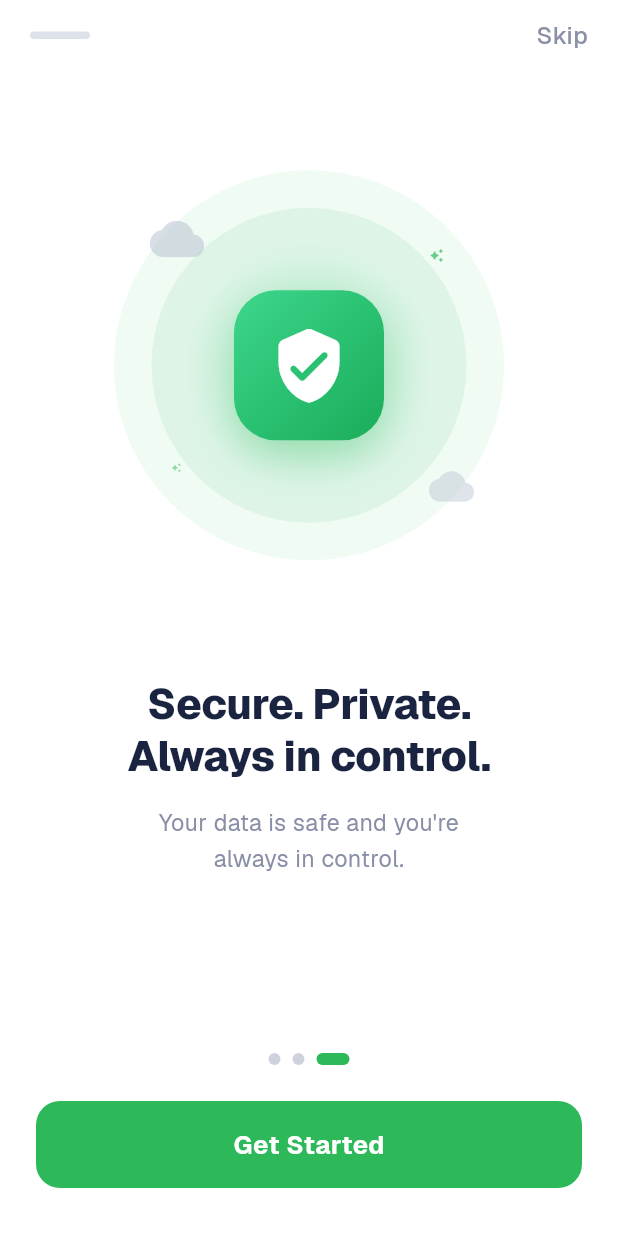
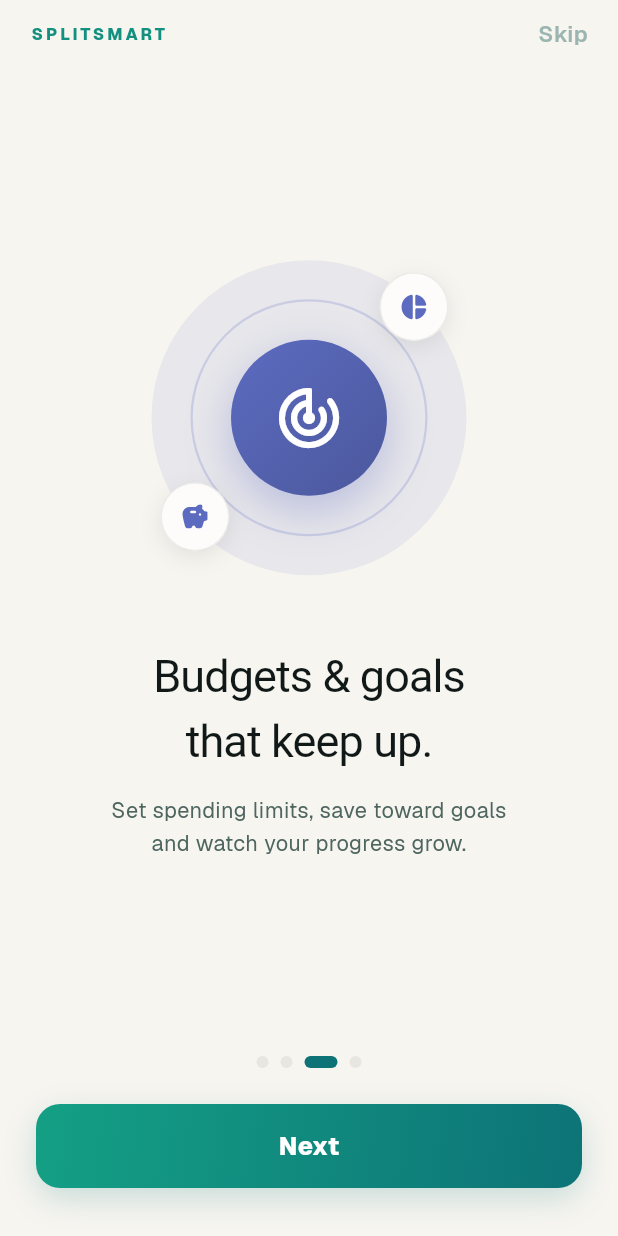
Before and after one commit to Mighiana/SplitSmart, a Flutter app: the screen it shows after launch, swiped to page 3, on a phone screen of 412 x 824 dp. Run offline on Flutter 3.47's test engine with Material 3 defaults, Android fonts, the phone set to English and light mode, and no system bars; our stand-ins replace cloud_firestore, cloud_functions, confetti, file_picker, firebase_analytics, firebase_auth and 21 more; missing offline and left inert: app_settings, firebase_app_check, mobile_scanner; accounts and stored records are empty; Roboto replaces fonts that are missing (Gloock).

Commit message:
Premium Overview hero + redesigned onboarding tour
- Overview: the flat "Total spent" card is now a gradient hero — count-up
  total (CountUpText), trend-arrow delta chip vs previous month, frosted
  insight pill, and icon stat chips for Previous / Top Category (raw emoji
  replaced with iconForEmoji).
- Onboarding: rebranded to the app design system (teal TC tokens, Gloock
  headlines, Geist body) with a 4-page modern tour (track / split / budgets &
  goals / privacy), layered icon illustrations (blob + ring + gradient core +
  floating mini chips, elastic entrance), brand wordmark + Skip, animated
  dots, gradient Get Started CTA. Completion/skip analytics + onDone contract
  preserved.

flutter analyze clean, 67 tests pass.

Co-Authored-By: Claude Fable 5 <noreply@anthropic.com>

```diff
--- a/lib/screens/onboarding_screen.dart
+++ b/lib/screens/onboarding_screen.dart
@@ -1,11 +1,13 @@
 import 'package:flutter/material.dart';
 import 'package:flutter/services.dart';
 import '../services/analytics_service.dart';
+import '../utils/app_utils.dart';
 
 // ── Onboarding page data ───────────────────────────────────────────────────
 class _PageData {
   final IconData icon;
   final Color iconColor;
+  final List<IconData> miniIcons; // floating accent chips in the illustration
   final String title;
   final String subtitle;
   final String buttonLabel;
@@ -13,36 +15,44 @@ class _PageData {
   const _PageData({
     required this.icon,
     required this.iconColor,
+    required this.miniIcons,
     required this.title,
     required this.subtitle,
     required this.buttonLabel,
   });
 }
 
-const _green = Color(0xFF2DB85A);
-const _darkNavy = Color(0xFF1A2340);
-const _subtitleGrey = Color(0xFF8A8FA8);
-
 const List<_PageData> _pages = [
   _PageData(
     icon: Icons.account_balance_wallet_rounded,
-    iconColor: Color(0xFF2DB85A),
-    title: 'Track Every\nRupee & Euro.',
-    subtitle: 'Monitor income and expenses\nacross all your currencies.',
+    iconColor: Color(0xFF0D7377),
+    miniIcons: [Icons.trending_up_rounded, Icons.currency_exchange_rounded],
+    title: 'Track every\ncent, anywhere.',
+    subtitle: 'Income and expenses across all your\ncurrencies — beautifully organized.',
     buttonLabel: 'Next',
   ),
   _PageData(
     icon: Icons.people_rounded,
-    iconColor: Color(0xFF2DB85A),
-    title: 'Split Bills.\nNo Awkwardness.',
-    subtitle: 'Share expenses with friends\nand settle up with one tap.',
+    iconColor: Color(0xFF14A085),
+    miniIcons: [Icons.receipt_long_rounded, Icons.handshake_rounded],
+    title: 'Split bills.\nNo awkwardness.',
+    subtitle: 'Share group expenses with friends\nand settle up with one tap.',
+    buttonLabel: 'Next',
+  ),
+  _PageData(
+    icon: Icons.track_changes_rounded,
+    iconColor: Color(0xFF5C6BC0),
+    miniIcons: [Icons.donut_small_rounded, Icons.savings_rounded],
+    title: 'Budgets & goals\nthat keep up.',
+    subtitle: 'Set spending limits, save toward goals\nand watch your progress grow.',
     buttonLabel: 'Next',
   ),
   _PageData(
     icon: Icons.verified_user_rounded,
-    iconColor: Color(0xFF2DB85A),
-    title: 'Secure. Private.\nAlways in control.',
-    subtitle: 'Your data is safe and you\'re\nalways in control.',
+    iconColor: Color(0xFF0D7377),
+    miniIcons: [Icons.lock_rounded, Icons.cloud_done_rounded],
+    title: 'Secure. Private.\nAlways yours.',
+    subtitle: 'Your data stays safe, synced\nand fully under your control.',
     buttonLabel: 'Get Started',
   ),
 ];
@@ -116,35 +126,30 @@ class _OnboardingScreenState extends State<OnboardingScreen>
         statusBarIconBrightness: Brightness.dark,
       ),
       child: Scaffold(
-        backgroundColor: Colors.white,
+        backgroundColor: TC.bg(context),
         body: SafeArea(
           child: Column(
             children: [
-              // ── Top bar: pill + Skip ─────────────────────────────────
+              // ── Top bar: brand + Skip ────────────────────────────────
               Padding(
                 padding: const EdgeInsets.fromLTRB(20, 12, 20, 0),
                 child: Row(
                   mainAxisAlignment: MainAxisAlignment.spaceBetween,
                   children: [
-                    // Progress pill
-                    Container(
-                      width: 40,
-                      height: 5,
-                      decoration: BoxDecoration(
-                        color: const Color(0xFFDDE1EA),
-                        borderRadius: BorderRadius.circular(10),
-                      ),
-                    ),
-                    // Skip
+                    Text('SPLITSMART',
+                        style: TC.geist(context,
+                            fontSize: 11,
+                            fontWeight: FontWeight.w800,
+                            letterSpacing: 2,
+                            color: TC.primaryMd(context))),
                     GestureDetector(
                       onTap: _skip,
-                      child: const Text(
+                      child: Text(
                         'Skip',
-                        style: TextStyle(
-                          fontSize: 16,
-                          fontWeight: FontWeight.w500,
-                          color: Color(0xFF8A8FA8),
-                        ),
+                        style: TC.geist(context,
+                            fontSize: 15,
+                            fontWeight: FontWeight.w600,
+                            color: TC.text3(context)),
                       ),
                     ),
                   ],
@@ -178,7 +183,9 @@ class _OnboardingScreenState extends State<OnboardingScreen>
                       width: i == _current ? 22 : 8,
                       height: 8,
                       decoration: BoxDecoration(
-                        color: i == _current ? _green : const Color(0xFFCED2DC),
+                        color: i == _current
+                            ? TC.primary(context)
+                            : TC.border(context),
                         borderRadius: BorderRadius.circular(6),
                       ),
                     ),
@@ -186,31 +193,39 @@ class _OnboardingScreenState extends State<OnboardingScreen>
                 ),
               ),
 
-              // ── CTA Button ──────────────────────────────────────────
+              // ── CTA Button (gradient) ───────────────────────────────
               Padding(
                 padding: const EdgeInsets.fromLTRB(24, 0, 24, 32),
-                child: SizedBox(
-                  width: double.infinity,
-                  height: 58,
-                  child: ElevatedButton(
-                    onPressed: _next,
-                    style: ElevatedButton.styleFrom(
-                      backgroundColor: _green,
-                      foregroundColor: Colors.white,
-                      elevation: 0,
-                      shadowColor: Colors.transparent,
-                      shape: RoundedRectangleBorder(
-                        borderRadius: BorderRadius.circular(16),
+                child: GestureDetector(
+                  onTap: _next,
+                  child: AnimatedContainer(
+                    duration: const Duration(milliseconds: 250),
+                    width: double.infinity,
+                    height: 56,
+                    decoration: BoxDecoration(
+                      gradient: const LinearGradient(
+                        colors: [Color(0xFF14A085), Color(0xFF0D7377)],
+                        begin: Alignment.topLeft,
+                        end: Alignment.bottomRight,
                       ),
+                      borderRadius: BorderRadius.circular(16),
+                      boxShadow: [
+                        BoxShadow(
+                            color: TC.primaryGlow(context),
+                            blurRadius: 18,
+                            offset: const Offset(0, 7)),
+                      ],
                     ),
+                    alignment: Alignment.center,
                     child: AnimatedSwitcher(
                       duration: const Duration(milliseconds: 200),
                       child: Text(
                         _pages[_current].buttonLabel,
                         key: ValueKey(_pages[_current].buttonLabel),
                         style: const TextStyle(
-                          fontSize: 17,
-                          fontWeight: FontWeight.w700,
+                          color: Colors.white,
+                          fontSize: 16.5,
+                          fontWeight: FontWeight.w800,
                           letterSpacing: 0.3,
                         ),
                       ),
@@ -238,6 +253,28 @@ class _PageContent extends StatelessWidget {
     required this.isCurrent,
   });
 
+  Widget _miniChip(BuildContext context, IconData icon) {
+    return ScaleTransition(
+      scale: iconAnim,
+      child: Container(
+        width: 46,
+        height: 46,
+        decoration: BoxDecoration(
+          color: TC.surface(context),
+          shape: BoxShape.circle,
+          border: Border.all(color: TC.border(context)),
+          boxShadow: [
+            BoxShadow(
+                color: Colors.black.withValues(alpha: 0.08),
+                blurRadius: 12,
+                offset: const Offset(0, 4)),
+          ],
+        ),
+        child: Icon(icon, size: 20, color: page.iconColor),
+      ),
+    );
+  }
+
   @override
   Widget build(BuildContext context) {
     return Padding(
@@ -245,174 +282,79 @@ class _PageContent extends StatelessWidget {
       child: Column(
         mainAxisAlignment: MainAxisAlignment.center,
         children: [
-          const Spacer(flex: 2),
-
-          // ── Icon illustration ────────────────────────────────────────
-          ScaleTransition(
-            scale: iconAnim,
-            child: _IllustrationCircle(icon: page.icon),
+          // Layered illustration: soft blob + ring + main icon + mini chips.
+          SizedBox(
+            width: 230,
+            height: 230,
+            child: Stack(
+              alignment: Alignment.center,
+              children: [
+                Container(
+                  width: 210,
+                  height: 210,
+                  decoration: BoxDecoration(
+                    color: page.iconColor.withValues(alpha: 0.10),
+                    shape: BoxShape.circle,
+                  ),
+                ),
+                Container(
+                  width: 158,
+                  height: 158,
+                  decoration: BoxDecoration(
+                    shape: BoxShape.circle,
+                    border: Border.all(
+                        color: page.iconColor.withValues(alpha: 0.22),
+                        width: 1.5),
+                  ),
+                ),
+                ScaleTransition(
+                  scale: iconAnim,
+                  child: Container(
+                    width: 104,
+                    height: 104,
+                    decoration: BoxDecoration(
+                      gradient: LinearGradient(
+                        colors: [
+                          page.iconColor,
+                          Color.lerp(page.iconColor, Colors.black, 0.18)!,
+                        ],
+                        begin: Alignment.topLeft,
+                        end: Alignment.bottomRight,
+                      ),
+                      shape: BoxShape.circle,
+                      boxShadow: [
+                        BoxShadow(
+                            color: page.iconColor.withValues(alpha: 0.35),
+                            blurRadius: 26,
+                            offset: const Offset(0, 10)),
+                      ],
+                    ),
+                    child: Icon(page.icon, size: 48, color: Colors.white),
+                  ),
+                ),
+                Positioned(
+                    top: 18, right: 22, child: _miniChip(context, page.miniIcons.first)),
+                Positioned(
+                    bottom: 26, left: 16, child: _miniChip(context, page.miniIcons.last)),
+              ],
+            ),
           ),
-
-          const Spacer(flex: 2),
-
-          // ── Title ────────────────────────────────────────────────────
+          const SizedBox(height: 36),
           Text(
             page.title,
             textAlign: TextAlign.center,
-            style: const TextStyle(
-              fontSize: 28,
-              fontWeight: FontWeight.w800,
-              color: _darkNavy,
-              height: 1.25,
-              letterSpacing: -0.3,
-            ),
+            style: TC.gloock(context,
+                fontSize: 30, letterSpacing: -0.6, color: TC.text(context)),
           ),
-
           const SizedBox(height: 14),
-
-          // ── Subtitle ─────────────────────────────────────────────────
           Text(
             page.subtitle,
             textAlign: TextAlign.center,
-            style: const TextStyle(
-              fontSize: 15.5,
-              fontWeight: FontWeight.w400,
-              color: _subtitleGrey,
-              height: 1.55,
-            ),
-          ),
-
-          const Spacer(flex: 3),
-        ],
-      ),
-    );
-  }
-}
-
-// ── Illustration circle widget ─────────────────────────────────────────────
-class _IllustrationCircle extends StatelessWidget {
-  final IconData icon;
-
-  const _IllustrationCircle({required this.icon});
-
-  @override
-  Widget build(BuildContext context) {
-    return SizedBox(
-      width: 260,
-      height: 260,
-      child: Stack(
-        alignment: Alignment.center,
-        children: [
-          // Outermost very faint glow
-          Container(
-            width: 260,
-            height: 260,
-            decoration: const BoxDecoration(
-              shape: BoxShape.circle,
-              color: Color(0xFFF0FBF4),
-            ),
-          ),
-          // Middle glow ring
-          Container(
-            width: 210,
-            height: 210,
-            decoration: const BoxDecoration(
-              shape: BoxShape.circle,
-              color: Color(0xFFDDF4E7),
-            ),
-          ),
-          // Inner glow
-          Container(
-            width: 165,
-            height: 165,
-            decoration: const BoxDecoration(
-              shape: BoxShape.circle,
-              gradient: RadialGradient(
-                colors: [Color(0xFFB8ECCC), Color(0xFFDDF4E7)],
-              ),
-            ),
-          ),
-
-          // Cloud decoration top-left
-          const Positioned(
-            top: 28,
-            left: 24,
-            child: _CloudShape(size: 36, opacity: 0.55),
-          ),
-          // Cloud decoration bottom-right
-          const Positioned(
-            bottom: 34,
-            right: 20,
-            child: _CloudShape(size: 30, opacity: 0.45),
-          ),
-
-          // Sparkle top-right
-          Positioned(
-            top: 52,
-            right: 40,
-            child: _Sparkle(size: 10, color: _green.withValues(alpha: 0.7)),
-          ),
-          // Sparkle bottom-left
-          Positioned(
-            bottom: 58,
-            left: 38,
-            child: _Sparkle(size: 7, color: _green.withValues(alpha: 0.5)),
-          ),
-
-          // Main icon container (shield-like card)
-          Container(
-            width: 100,
-            height: 100,
-            decoration: BoxDecoration(
-              gradient: const LinearGradient(
-                begin: Alignment.topLeft,
-                end: Alignment.bottomRight,
-                colors: [Color(0xFF3DD68C), Color(0xFF1AAD5A)],
-              ),
-              borderRadius: BorderRadius.circular(28),
-              boxShadow: [
-                BoxShadow(
-                  color: _green.withValues(alpha: 0.35),
-                  blurRadius: 24,
-                  offset: const Offset(0, 10),
-                ),
-              ],
-            ),
-            child: const Icon(
-              Icons.verified_user_rounded,
-              size: 54,
-              color: Colors.white,
-            ),
+            style: TC.geist(context,
+                fontSize: 14.5, color: TC.text2(context), height: 1.55),
           ),
         ],
       ),
     );
   }
 }
-
-// ── Cloud shape ────────────────────────────────────────────────────────────
-class _CloudShape extends StatelessWidget {
-  final double size;
-  final double opacity;
-  const _CloudShape({required this.size, required this.opacity});
-
-  @override
-  Widget build(BuildContext context) {
-    return Opacity(
-      opacity: opacity,
-      child: Icon(Icons.cloud_rounded, size: size, color: const Color(0xFFB8C4D0)),
-    );
-  }
-}
-
-// ── Sparkle / star ─────────────────────────────────────────────────────────
-class _Sparkle extends StatelessWidget {
-  final double size;
-  final Color color;
-  const _Sparkle({required this.size, required this.color});
-
-  @override
-  Widget build(BuildContext context) {
-    return Icon(Icons.auto_awesome_rounded, size: size, color: color);
-  }
-}
```
Also changed, not shown: lib/screens/overview_tab.dart (+92 -31 lines).
